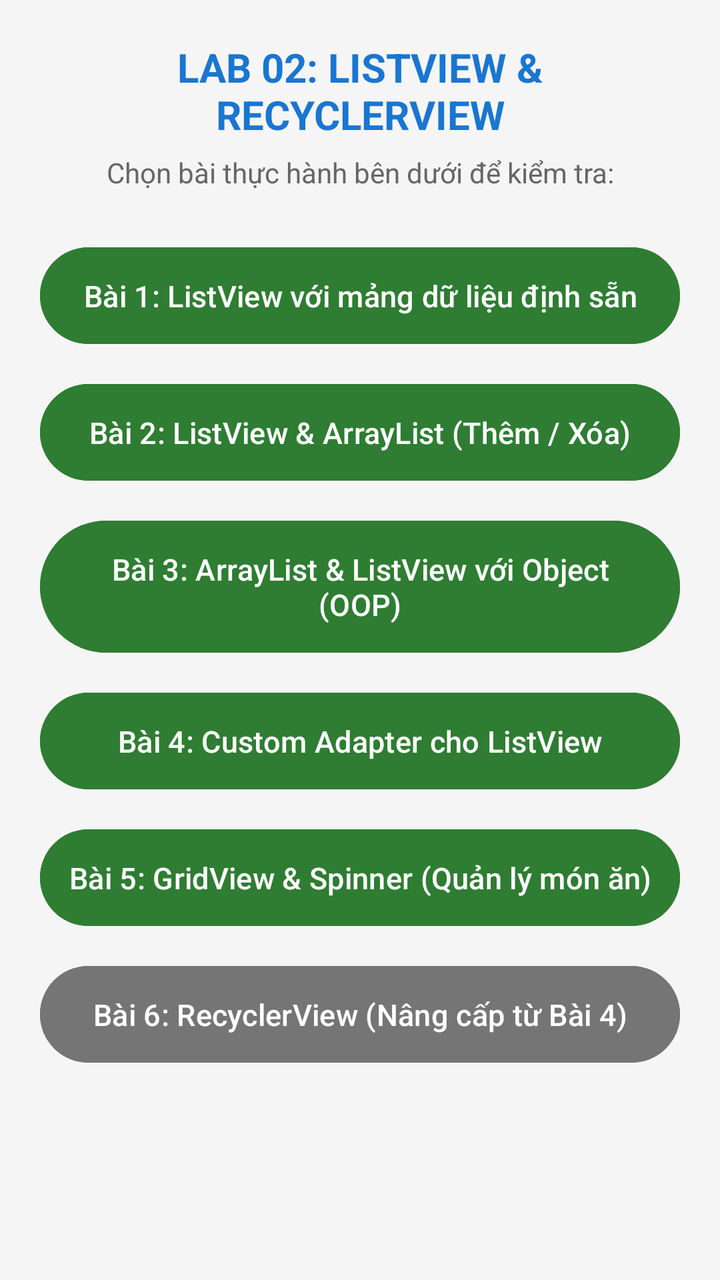
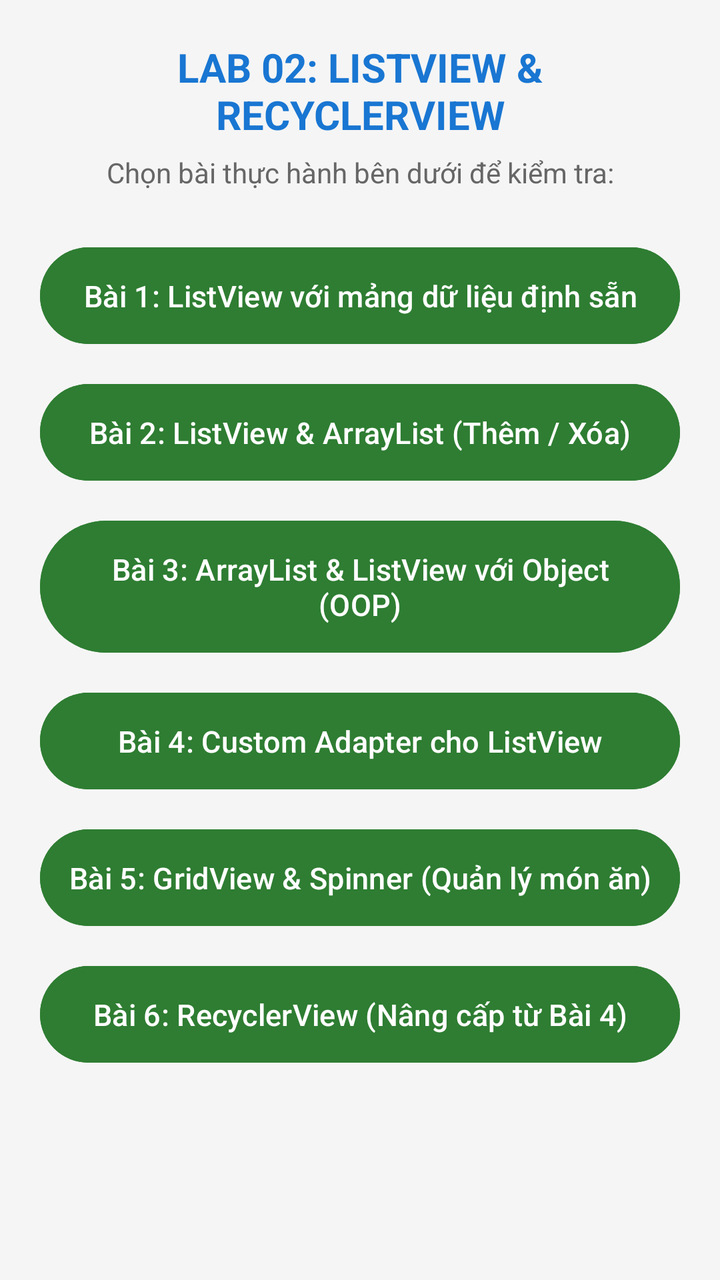

Screens rendered from an Android XML layout before and after an edit, with the pre-edit source and the edit as a unified diff.
<!-- AndroidManifest.xml: application theme Theme.MyApplication -->
<!-- res/layout/activity_main.xml -->
<?xml version="1.0" encoding="utf-8"?>
<ScrollView xmlns:android="http://schemas.android.com/apk/res/android"
    xmlns:tools="http://schemas.android.com/tools"
    android:id="@+id/main"
    android:layout_width="match_parent"
    android:layout_height="match_parent"
    android:background="#F5F5F5"
    tools:context=".MainActivity">

    <LinearLayout
        android:layout_width="match_parent"
        android:layout_height="wrap_content"
        android:orientation="vertical"
        android:padding="20dp">

        <TextView
            android:layout_width="match_parent"
            android:layout_height="wrap_content"
            android:gravity="center"
            android:text="LAB 02: LISTVIEW &amp; RECYCLERVIEW"
            android:textColor="#1976D2"
            android:textSize="20sp"
            android:textStyle="bold" />

        <TextView
            android:layout_width="match_parent"
            android:layout_height="wrap_content"
            android:layout_marginTop="6dp"
            android:layout_marginBottom="24dp"
            android:gravity="center"
            android:text="Chọn bài thực hành bên dưới để kiểm tra:"
            android:textColor="#666666"
            android:textSize="14sp" />

        
        <Button
            android:id="@+id/btnCase01"
            android:layout_width="match_parent"
            android:layout_height="wrap_content"
            android:layout_marginBottom="12dp"
            android:backgroundTint="#2E7D32"
            android:padding="14dp"
            android:text="Bài 1: ListView với mảng dữ liệu định sẵn"
            android:textAllCaps="false"
            android:textSize="15sp" />

        
        <Button
            android:id="@+id/btnCase02"
            android:layout_width="match_parent"
            android:layout_height="wrap_content"
            android:layout_marginBottom="12dp"
            android:backgroundTint="#2E7D32"
            android:padding="14dp"
            android:text="Bài 2: ListView &amp; ArrayList (Thêm / Xóa)"
            android:textAllCaps="false"
            android:textSize="15sp" />

        
        <Button
            android:id="@+id/btnCase03"
            android:layout_width="match_parent"
            android:layout_height="wrap_content"
            android:layout_marginBottom="12dp"
            android:backgroundTint="#2E7D32"
            android:padding="14dp"
            android:text="Bài 3: ArrayList &amp; ListView với Object (OOP)"
            android:textAllCaps="false"
            android:textSize="15sp" />

        
        <Button
            android:id="@+id/btnCase04"
            android:layout_width="match_parent"
            android:layout_height="wrap_content"
            android:layout_marginBottom="12dp"
            android:backgroundTint="#2E7D32"
            android:padding="14dp"
            android:text="Bài 4: Custom Adapter cho ListView"
            android:textAllCaps="false"
            android:textSize="15sp" />

        
        <Button
            android:id="@+id/btnCase05"
            android:layout_width="match_parent"
            android:layout_height="wrap_content"
            android:layout_marginBottom="12dp"
            android:backgroundTint="#2E7D32"
            android:padding="14dp"
            android:text="Bài 5: GridView &amp; Spinner (Quản lý món ăn)"
            android:textAllCaps="false"
            android:textSize="15sp" />

        
        <Button
            android:id="@+id/btnCase06"
            android:layout_width="match_parent"
            android:layout_height="wrap_content"
            android:layout_marginBottom="12dp"
            android:backgroundTint="#757575"
            android:padding="14dp"
            android:text="Bài 6: RecyclerView (Nâng cấp từ Bài 4)"
            android:textAllCaps="false"
            android:textSize="15sp" />

    </LinearLayout>
</ScrollView>
<!-- resources referenced by this layout -->
<resources>
  <style name="Theme.MyApplication" parent="Base.Theme.MyApplication" />
  <style name="Base.Theme.MyApplication" parent="Theme.Material3.DayNight.NoActionBar">
          
          
      </style>
</resources>

<!-- the commit's change to res/layout/activity_main.xml (unified diff, before → after) -->
@@ -98,7 +98,7 @@
             android:layout_width="match_parent"
             android:layout_height="wrap_content"
             android:layout_marginBottom="12dp"
-            android:backgroundTint="#757575"
+            android:backgroundTint="#2E7D32"
             android:padding="14dp"
             android:text="Bài 6: RecyclerView (Nâng cấp từ Bài 4)"
             android:textAllCaps="false"
